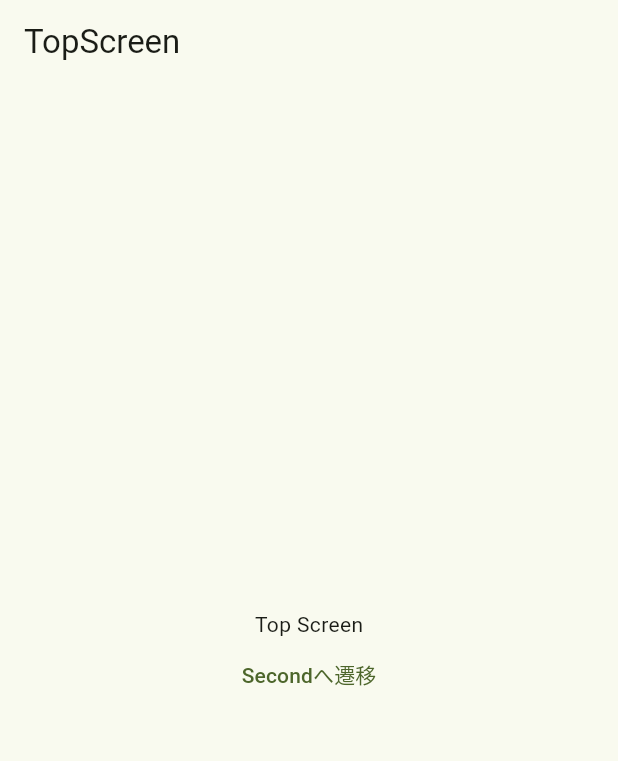
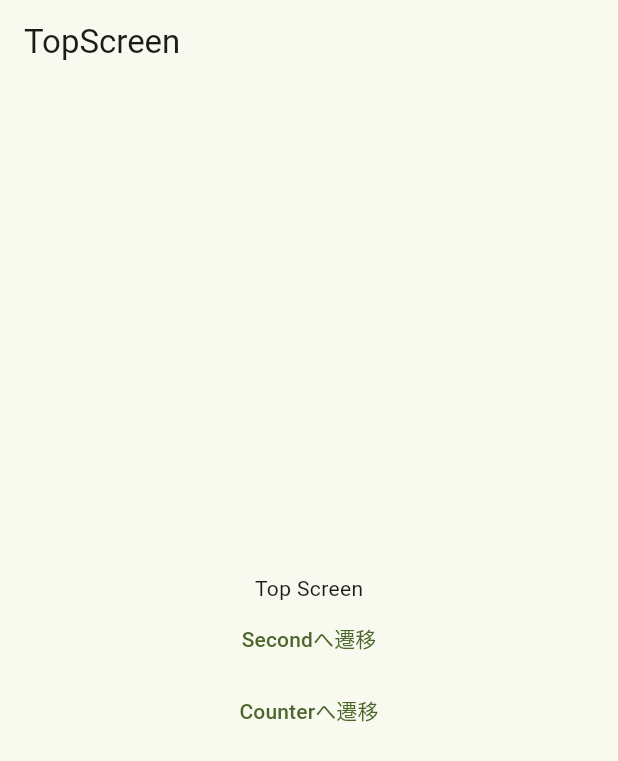
Before and after one commit to NiheiKeita/flutter_example_app, a Flutter app: the screen it shows after launch, on a phone screen of 412 x 824 dp. Shown: the top 761 px of the screen. Run offline on Flutter 3.47's test engine with Material 3 defaults, Android fonts, the phone set to English and light mode, and no system bars; our stand-ins replace go_router.

Commit message:
カウンター画面を追加し、トップ画面からの遷移を実装

```diff
--- a/lib/core/router/app_router.dart
+++ b/lib/core/router/app_router.dart
@@ -1,3 +1,4 @@
+import 'package:flutter_example_app/screens/counter/counter.dart';
 import 'package:go_router/go_router.dart';
 
 import '../../screens/second/second.dart';
@@ -16,5 +17,10 @@ final appRouter = GoRouter(
       name: 'second',
       builder: (context, state) => const SecondScreen(),
     ),
+    GoRoute(
+      path: '/counter',
+      name: 'counter',
+      builder: (context, state) => const CounterScreen(),
+    ),
   ],
 );
--- a/lib/screens/top/top.dart
+++ b/lib/screens/top/top.dart
@@ -18,6 +18,10 @@ class TopScreen extends StatelessWidget {
               onPressed: () => context.go('/second'),
               child: const Text('Secondへ遷移'),
             ),
+            TextButton(
+              onPressed: () => context.go('/counter'),
+              child: const Text('Counterへ遷移'),
+            ),
           ],
         ),
       ),
```
Also changed, not shown: lib/screens/counter/counter.dart (added, +13 -0 lines).
